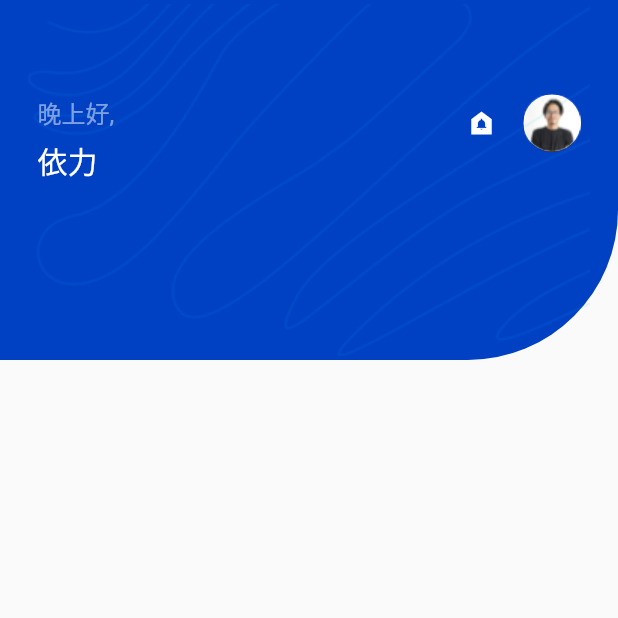
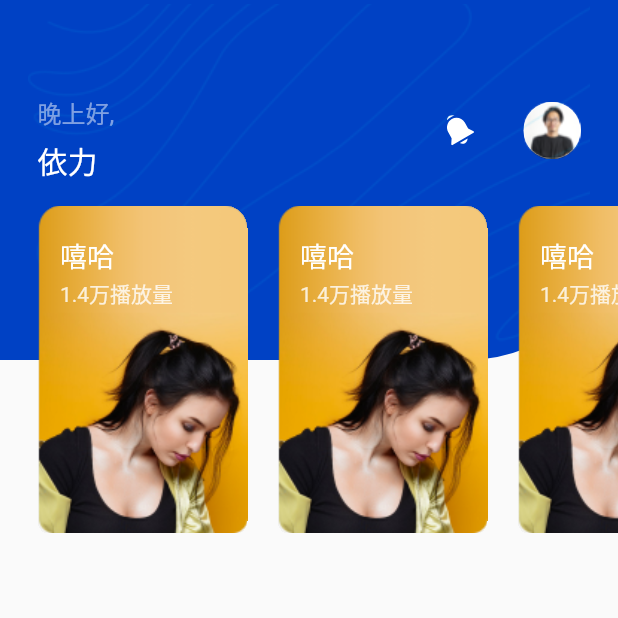
Before and after one commit to xiamingtx/yili-music-app, a Flutter app: the screen it shows after launch, on a phone screen of 412 x 824 dp, the top half of it. Run offline on Flutter 3.47's test engine with Material 2 defaults, Android fonts, the phone set to English and light mode, and no system bars; our stand-ins replace flutter_svg.

Commit message:
feat: category_banner and dcategory_card

```diff
--- a/lib/main.dart
+++ b/lib/main.dart
@@ -1,6 +1,6 @@
 import 'package:flutter/material.dart';
-import 'package:yili_music_app/pages/home.dart';
-import 'package:yili_music_app/pages/login.dart';
+import 'package:yili_music_app/pages/home/home_page.dart';
+import 'package:yili_music_app/pages/login/login_page.dart';
 import 'package:yili_music_app/theme.dart';
 
 void main() {
@@ -21,8 +21,8 @@ class YuanLiMusic extends StatelessWidget {
       ),
       initialRoute: '/',
       routes: {
-        '/': (context) => const Home(),
-        '/login': (context) => const Login()
+        '/': (context) => const HomePage(),
+        '/login': (context) => const LoginPage()
       },
     );
   }
--- a/lib/pages/home.dart
+++ /dev/null
@@ -1,14 +0,0 @@
-import 'package:flutter/material.dart';
-import 'package:yili_music_app/widget/header.dart';
-
-class Home extends StatelessWidget {
-  const Home({Key? key}) : super(key: key);
-
-  @override
-  Widget build(BuildContext context) {
-
-    return const Scaffold(
-        body: Header()
-    );
-  }
-}
--- /dev/null
+++ b/lib/pages/home/category_banner.dart
@@ -0,0 +1,38 @@
+import 'package:flutter/material.dart';
+
+import 'category_card.dart';
+
+
+class CategoryBanner extends StatelessWidget {
+  const CategoryBanner({Key? key}) : super(key: key);
+
+  @override
+  Widget build(BuildContext context) {
+    return SingleChildScrollView(
+      scrollDirection: Axis.horizontal,
+      padding: const EdgeInsets.only(left: 25),
+      child: Row(
+        children: <Widget>[
+          CategoryCard(
+              title: '嘻哈',
+              description: '1.4万播放量',
+              image: 'assets/images/banner.png',
+              onPress: () {}
+          ),
+          CategoryCard(
+              title: '嘻哈',
+              description: '1.4万播放量',
+              image: 'assets/images/banner.png',
+              onPress: () {}
+          ),
+          CategoryCard(
+              title: '嘻哈',
+              description: '1.4万播放量',
+              image: 'assets/images/banner.png',
+              onPress: () {}
+          )
+        ],
+      ),
+    );
+  }
+}
--- /dev/null
+++ b/lib/pages/home/category_card.dart
@@ -0,0 +1,58 @@
+import 'package:flutter/material.dart';
+
+class CategoryCard extends StatelessWidget {
+  const CategoryCard(
+      {Key? key,
+        required this.title,
+        required this.description,
+        required this.image,
+        required this.onPress})
+      : super(key: key);
+  final String title, description, image;
+  final VoidCallback onPress;
+
+  @override
+  Widget build(BuildContext context) {
+    return Container(
+      width: 140,
+      height: 220,
+      clipBehavior: Clip.hardEdge,
+      decoration: const BoxDecoration(
+          borderRadius: BorderRadius.only(
+              topLeft: Radius.circular(15),
+              topRight: Radius.circular(15),
+              bottomLeft: Radius.circular(10),
+              bottomRight: Radius.circular(10))),
+      margin: const EdgeInsets.only(right: 20),
+      child: GestureDetector(
+        onTap: onPress,
+        child: Stack(
+          children: <Widget>[
+            Image.asset(image),
+            Positioned(
+              left: 15,
+              top: 20,
+              child: Column(
+                crossAxisAlignment: CrossAxisAlignment.start,
+                children: <Widget>[
+                  Text(
+                    title,
+                    style: const TextStyle(
+                        color: Colors.white, fontSize: 18, height: 1.5),
+                  ),
+                  Text(
+                    description,
+                    style: TextStyle(
+                        color: Colors.white.withOpacity(0.8),
+                        fontSize: 14,
+                        height: 1.5),
+                  )
+                ],
+              ),
+            )
+          ],
+        ),
+      ),
+    );
+  }
+}
--- /dev/null
+++ b/lib/pages/home/header.dart
@@ -0,0 +1,28 @@
+import 'package:flutter/material.dart';
+import 'package:yili_music_app/pages/home/category_banner.dart';
+
+import 'notification_area.dart';
+
+class Header extends StatelessWidget {
+  const Header({Key? key}) : super(key: key);
+
+  @override
+  Widget build(BuildContext context) {
+    Size screenSize = MediaQuery.of(context).size;
+
+    return SizedBox(
+        width: screenSize.width,
+        height: 357,
+        child: Stack(
+          children: <Widget>[
+            NotificationArea(screenSize: screenSize),
+            Column(children: const <Widget>[
+              SizedBox(
+                height: 137,
+              ),
+              CategoryBanner()
+            ])
+          ],
+        ));
+  }
+}
--- /dev/null
+++ b/lib/pages/home/home_page.dart
@@ -0,0 +1,18 @@
+import 'package:flutter/material.dart';
+import 'package:yili_music_app/pages/home/header.dart';
+
+class HomePage extends StatelessWidget {
+  const HomePage({Key? key}) : super(key: key);
+
+  @override
+  Widget build(BuildContext context) {
+
+    return Scaffold(
+        body: Column(
+          children: const <Widget>[
+            Header()
+          ],
+        )
+    );
+  }
+}
--- a/lib/widget/header.dart
+++ b/lib/pages/home/notification_area.dart
@@ -1,14 +1,17 @@
 import 'package:flutter/material.dart';
+import 'package:flutter_svg/flutter_svg.dart';
+import '../../theme.dart';
 
-import '../theme.dart';
+class NotificationArea extends StatelessWidget {
+  const NotificationArea({
+    Key? key,
+    required this.screenSize,
+  }) : super(key: key);
 
-class Header extends StatelessWidget {
-  const Header({Key? key}) : super(key: key);
+  final Size screenSize;
 
   @override
   Widget build(BuildContext context) {
-    Size screenSize = MediaQuery.of(context).size;
-
     return Stack(
       children: <Widget>[
         Container(
@@ -55,11 +58,10 @@ class Header extends StatelessWidget {
                         Row(
                           crossAxisAlignment: CrossAxisAlignment.center,
                           children: <Widget>[
-                            const Icon(
-                              Icons.doorbell_sharp,
-                              color: Colors.white,
-                              size: 20.0,
-                            ),
+                            IconButton(
+                                onPressed: () {},
+                                icon:
+                                  SvgPicture.asset('assets/icons/bell.svg')),
                             const SizedBox(
                               width: 18,
                             ),
@@ -72,8 +74,8 @@ class Header extends StatelessWidget {
                               child: const Image(
                                   width: 38,
                                   height: 38,
-                                  image: const AssetImage(
-                                      'lib/assets/images/avatar.png')),
+                                  image:
+                                      AssetImage('assets/images/avatar.png')),
                             )
                           ],
                         )
@@ -85,7 +87,7 @@ class Header extends StatelessWidget {
             child: Image(
                 width: screenSize.width,
                 height: 240,
-                image: const AssetImage('lib/assets/images/bg.png')))
+                image: const AssetImage('assets/images/bg.png')))
       ],
     );
   }
--- a/lib/pages/login.dart
+++ b/lib/pages/login/login_page.dart
@@ -2,16 +2,16 @@
 
 import 'package:flutter/material.dart';
 import 'package:yili_music_app/theme.dart';
-import 'package:yili_music_app/widget/login_form.dart';
+import 'package:yili_music_app/pages/login/login_form.dart';
 
-class Login extends StatefulWidget {
-  const Login({Key? key}) : super(key:key);
+class LoginPage extends StatefulWidget {
+  const LoginPage({Key? key}) : super(key:key);
 
   @override
-  State createState() => _LoginState();
+  State createState() => _LoginPageState();
 }
 
-class _LoginState extends State<Login> with TickerProviderStateMixin {
+class _LoginPageState extends State<LoginPage> with TickerProviderStateMixin {
 
   late TabController _tabController;
 
--- a/pubspec.yaml
+++ b/pubspec.yaml
@@ -33,7 +33,7 @@ dependencies:
     sdk: flutter
   cupertino_icons: ^1.0.2
   http: ^0.13.4
-  flutter_svg: ^0.12.1
+  flutter_svg: ^1.1.1+1
 
 dev_dependencies:
   flutter_test:
@@ -57,8 +57,8 @@ flutter:
   # the material Icons class.
   uses-material-design: true
   assets:
-    - lib/assets/images/bg.png
-    - lib/assets/images/avatar.png
+    - assets/images/
+    - assets/icons/
 
   # To add assets to your application, add an assets section, like this:
   # assets:
```
Also changed, not shown: assets/icons/bell.svg (added), assets/images/avatar.png (renamed from lib/assets/images/avatar.png), assets/images/banner.png (added), assets/images/banner@2x.png (added), assets/images/bg.png (renamed from lib/assets/images/bg.png), lib/pages/login/login_form.dart (renamed from lib/widget/login_form.dart), pubspec.lock.
